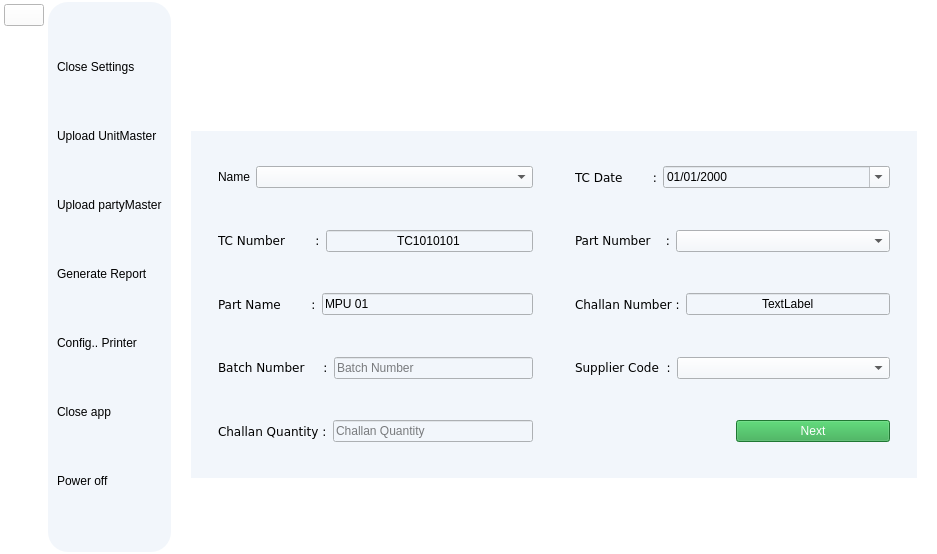
This is frontend/v1.ui in adityakhode/MPUTESTER as Qt 5 draws it before an edit. The edited form follows.
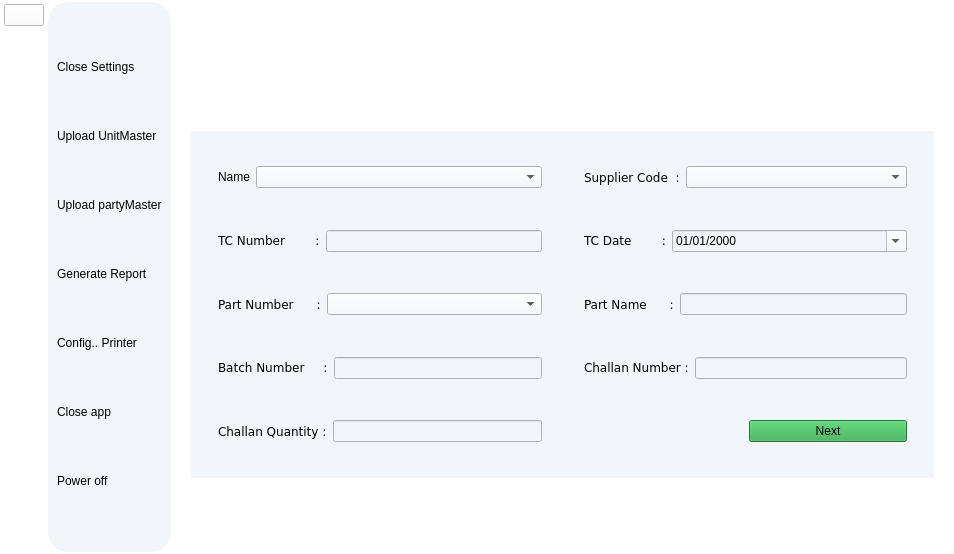
This is the edited form. The open tabs and pages were chosen to show the change. Icons and pictures are not drawn.

```diff
--- a/frontend/v1.ui
+++ b/frontend/v1.ui
@@ -6,7 +6,7 @@
    <rect>
     <x>0</x>
     <y>0</y>
-    <width>937</width>
+    <width>954</width>
     <height>554</height>
    </rect>
   </property>
@@ -404,6 +404,9 @@
                            <verstretch>0</verstretch>
                           </sizepolicy>
                          </property>
+                         <property name="styleSheet">
+                          <string notr="true">color:black;</string>
+                         </property>
                         </widget>
                        </item>
                       </layout>
@@ -433,14 +436,20 @@
                        </item>
                        <item>
                         <widget class="QLineEdit" name="tcNumberInput">
+                         <property name="styleSheet">
+                          <string notr="true">color:black;</string>
+                         </property>
                          <property name="text">
-                          <string>TC1010101</string>
+                          <string/>
+                         </property>
+                         <property name="maxLength">
+                          <number>7</number>
                          </property>
                          <property name="alignment">
-                          <set>Qt::AlignCenter</set>
+                          <set>Qt::AlignLeading|Qt::AlignLeft|Qt::AlignVCenter</set>
                          </property>
                          <property name="placeholderText">
-                          <string>MPU 01</string>
+                          <string/>
                          </property>
                          <property name="clearButtonEnabled">
                           <bool>false</bool>
@@ -451,37 +460,35 @@
                      </widget>
                     </item>
                     <item>
-                     <widget class="QFrame" name="partNameFrame">
+                     <widget class="QFrame" name="partNumberFrame">
                       <property name="frameShape">
                        <enum>QFrame::NoFrame</enum>
                       </property>
                       <property name="frameShadow">
                        <enum>QFrame::Raised</enum>
                       </property>
-                      <layout class="QHBoxLayout" name="horizontalLayout_19">
+                      <layout class="QHBoxLayout" name="horizontalLayout_23">
                        <item>
-                        <widget class="QLabel" name="partNameLabel">
+                        <widget class="QLabel" name="partNumberLabel">
+                         <property name="styleSheet">
+                          <string notr="true">color:black;
+</string>
+                         </property>
+                         <property name="text">
+                          <string>&lt;html&gt;&lt;head/&gt;&lt;body&gt;&lt;p&gt;&lt;pre&gt;Part Number      :&lt;/pre&gt;&lt;/p&gt;&lt;/body&gt;&lt;/html&gt;</string>
+                         </property>
+                        </widget>
+                       </item>
+                       <item>
+                        <widget class="QComboBox" name="partNumberDropBox">
                          <property name="sizePolicy">
-                          <sizepolicy hsizetype="Preferred" vsizetype="Preferred">
+                          <sizepolicy hsizetype="MinimumExpanding" vsizetype="Fixed">
                            <horstretch>0</horstretch>
                            <verstretch>0</verstretch>
                           </sizepolicy>
                          </property>
-                         <property name="text">
-                          <string>&lt;html&gt;&lt;head/&gt;&lt;body&gt;&lt;p&gt;&lt;pre&gt;Part Name        :&lt;/pre&gt;&lt;/p&gt;&lt;/body&gt;&lt;/html&gt;</string>
-                         </property>
-                        </widget>
-                       </item>
-                       <item>
-                        <widget class="QLineEdit" name="partNameInput">
-                         <property name="text">
-                          <string>MPU 01</string>
-                         </property>
-                         <property name="placeholderText">
-                          <string>MPU 01</string>
-                         </property>
-                         <property name="clearButtonEnabled">
-                          <bool>false</bool>
+                         <property name="styleSheet">
+                          <string notr="true">color:black;</string>
                          </property>
                         </widget>
                        </item>
@@ -506,8 +513,11 @@
                        </item>
                        <item>
                         <widget class="QLineEdit" name="batchNumberInput">
+                         <property name="styleSheet">
+                          <string notr="true">color:black;</string>
+                         </property>
                          <property name="placeholderText">
-                          <string>Batch Number</string>
+                          <string/>
                          </property>
                         </widget>
                        </item>
@@ -538,11 +548,14 @@
                            <verstretch>0</verstretch>
                           </sizepolicy>
                          </property>
+                         <property name="styleSheet">
+                          <string notr="true">color:black;</string>
+                         </property>
                          <property name="inputMethodHints">
                           <set>Qt::ImhPreferNumbers</set>
                          </property>
                          <property name="placeholderText">
-                          <string>Challan Quantity</string>
+                          <string/>
                          </property>
                         </widget>
                        </item>
@@ -561,6 +574,41 @@
                     <enum>QFrame::Raised</enum>
                    </property>
                    <layout class="QVBoxLayout" name="verticalLayout_11">
+                    <item>
+                     <widget class="QFrame" name="supplerCodeFrame">
+                      <property name="frameShape">
+                       <enum>QFrame::NoFrame</enum>
+                      </property>
+                      <property name="frameShadow">
+                       <enum>QFrame::Raised</enum>
+                      </property>
+                      <layout class="QHBoxLayout" name="horizontalLayout_25">
+                       <item>
+                        <widget class="QLabel" name="supplierCodeLabel">
+                         <property name="styleSheet">
+                          <string notr="true">color:black;</string>
+                         </property>
+                         <property name="text">
+                          <string>&lt;html&gt;&lt;head/&gt;&lt;body&gt;&lt;p&gt;&lt;pre&gt;Supplier Code  :&lt;/pre&gt;&lt;/p&gt;&lt;/body&gt;&lt;/html&gt;</string>
+                         </property>
+                        </widget>
+                       </item>
+                       <item>
+                        <widget class="QComboBox" name="supplierCodeDropBox">
+                         <property name="sizePolicy">
+                          <sizepolicy hsizetype="MinimumExpanding" vsizetype="Fixed">
+                           <horstretch>0</horstretch>
+                           <verstretch>0</verstretch>
+                          </sizepolicy>
+                         </property>
+                         <property name="styleSheet">
+                          <string notr="true">color:black;</string>
+                         </property>
+                        </widget>
+                       </item>
+                      </layout>
+                     </widget>
+                    </item>
                     <item>
                      <widget class="QFrame" name="tcDateFrame">
                       <property name="frameShape">
@@ -572,6 +620,9 @@
                       <layout class="QHBoxLayout" name="horizontalLayout_22">
                        <item>
                         <widget class="QLabel" name="tcDateLabel">
+                         <property name="styleSheet">
+                          <string notr="true">color:black;</string>
+                         </property>
                          <property name="text">
                           <string>&lt;html&gt;&lt;head/&gt;&lt;body&gt;&lt;p&gt;&lt;pre&gt;TC Date        :&lt;/pre&gt;&lt;/p&gt;&lt;/body&gt;&lt;/html&gt;</string>
                          </property>
@@ -585,6 +636,9 @@
                            <verstretch>0</verstretch>
                           </sizepolicy>
                          </property>
+                         <property name="styleSheet">
+                          <string notr="true">color:black;</string>
+                         </property>
                          <property name="inputMethodHints">
                           <set>Qt::ImhDate|Qt::ImhPreferNumbers</set>
                          </property>
@@ -609,28 +663,43 @@
                      </widget>
                     </item>
                     <item>
-                     <widget class="QFrame" name="partNumberFrame">
+                     <widget class="QFrame" name="partNameFrame">
                       <property name="frameShape">
                        <enum>QFrame::NoFrame</enum>
                       </property>
                       <property name="frameShadow">
                        <enum>QFrame::Raised</enum>
                       </property>
-                      <layout class="QHBoxLayout" name="horizontalLayout_23">
+                      <layout class="QHBoxLayout" name="horizontalLayout_19">
                        <item>
-                        <widget class="QLabel" name="partNumberLabel">
-                         <property name="text">
-                          <string>&lt;html&gt;&lt;head/&gt;&lt;body&gt;&lt;p&gt;&lt;pre&gt;Part Number    :&lt;/pre&gt;&lt;/p&gt;&lt;/body&gt;&lt;/html&gt;</string>
-                         </property>
-                        </widget>
-                       </item>
-                       <item>
-                        <widget class="QComboBox" name="partNumberDropBox">
+                        <widget class="QLabel" name="partNameLabel">
                          <property name="sizePolicy">
-                          <sizepolicy hsizetype="MinimumExpanding" vsizetype="Fixed">
+                          <sizepolicy hsizetype="Preferred" vsizetype="Preferred">
                            <horstretch>0</horstretch>
                            <verstretch>0</verstretch>
                           </sizepolicy>
+                         </property>
+                         <property name="styleSheet">
+                          <string notr="true">color:black;</string>
+                         </property>
+                         <property name="text">
+                          <string>&lt;html&gt;&lt;head/&gt;&lt;body&gt;&lt;p&gt;&lt;pre&gt;Part Name      :&lt;/pre&gt;&lt;/p&gt;&lt;/body&gt;&lt;/html&gt;</string>
+                         </property>
+                        </widget>
+                       </item>
+                       <item>
+                        <widget class="QLineEdit" name="partNameInput">
+                         <property name="styleSheet">
+                          <string notr="true">color:black;</string>
+                         </property>
+                         <property name="text">
+                          <string/>
+                         </property>
+                         <property name="placeholderText">
+                          <string/>
+                         </property>
+                         <property name="clearButtonEnabled">
+                          <bool>false</bool>
                          </property>
                         </widget>
                        </item>
@@ -648,6 +717,9 @@
                       <layout class="QHBoxLayout" name="horizontalLayout_24">
                        <item>
                         <widget class="QLabel" name="challanNumberlabel">
+                         <property name="styleSheet">
+                          <string notr="true">color:black;</string>
+                         </property>
                          <property name="text">
                           <string>&lt;html&gt;&lt;head/&gt;&lt;body&gt;&lt;p&gt;&lt;pre&gt;Challan Number :&lt;/pre&gt;&lt;/p&gt;&lt;/body&gt;&lt;/html&gt;</string>
                          </property>
@@ -655,14 +727,17 @@
                        </item>
                        <item>
                         <widget class="QLineEdit" name="challanNumberInput">
+                         <property name="styleSheet">
+                          <string notr="true">color:black;</string>
+                         </property>
                          <property name="text">
-                          <string>TextLabel</string>
+                          <string/>
                          </property>
                          <property name="alignment">
-                          <set>Qt::AlignCenter</set>
+                          <set>Qt::AlignLeading|Qt::AlignLeft|Qt::AlignVCenter</set>
                          </property>
                          <property name="placeholderText">
-                          <string>MPU 01</string>
+                          <string/>
                          </property>
                          <property name="clearButtonEnabled">
                           <bool>false</bool>
@@ -672,35 +747,6 @@
                       </layout>
                      </widget>
                     </item>
-                    <item>
-                     <widget class="QFrame" name="supplerCodeFrame">
-                      <property name="frameShape">
-                       <enum>QFrame::NoFrame</enum>
-                      </property>
-                      <property name="frameShadow">
-                       <enum>QFrame::Raised</enum>
-                      </property>
-                      <layout class="QHBoxLayout" name="horizontalLayout_25">
-                       <item>
-                        <widget class="QLabel" name="supplierCodeLabel">
-                         <property name="text">
-                          <string>&lt;html&gt;&lt;head/&gt;&lt;body&gt;&lt;p&gt;&lt;pre&gt;Supplier Code  :&lt;/pre&gt;&lt;/p&gt;&lt;/body&gt;&lt;/html&gt;</string>
-                         </property>
-                        </widget>
-                       </item>
-                       <item>
-                        <widget class="QComboBox" name="supplierCodeDropBox">
-                         <property name="sizePolicy">
-                          <sizepolicy hsizetype="MinimumExpanding" vsizetype="Fixed">
-                           <horstretch>0</horstretch>
-                           <verstretch>0</verstretch>
-                          </sizepolicy>
-                         </property>
-                        </widget>
-                       </item>
-                      </layout>
-                     </widget>
-                    </item>
                     <item>
                      <widget class="QFrame" name="NextButtonFrame">
                       <property name="frameShape">
@@ -723,8 +769,8 @@
                        <item>
                         <widget class="QPushButton" name="nextButton1">
                          <property name="styleSheet">
-                          <string notr="true">background-color: rgb(45, 168, 72);
-color: rgb(255, 255, 255);</string>
+                          <string notr="true">color:black;
+background-color: rgb(45, 168, 72);</string>
                          </property>
                          <property name="text">
                           <string>Next</string>
```
Left out of the diff: 91 changed lines with no effect on the pictures.
